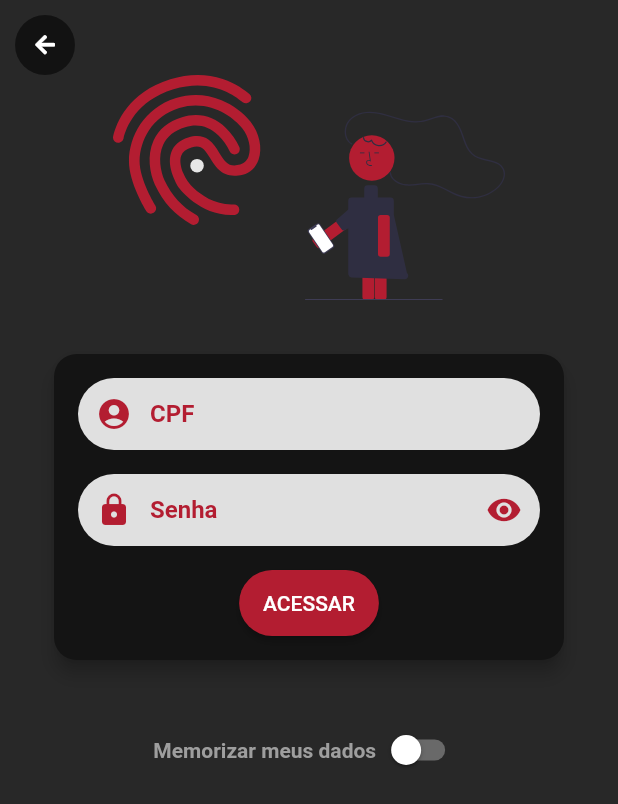
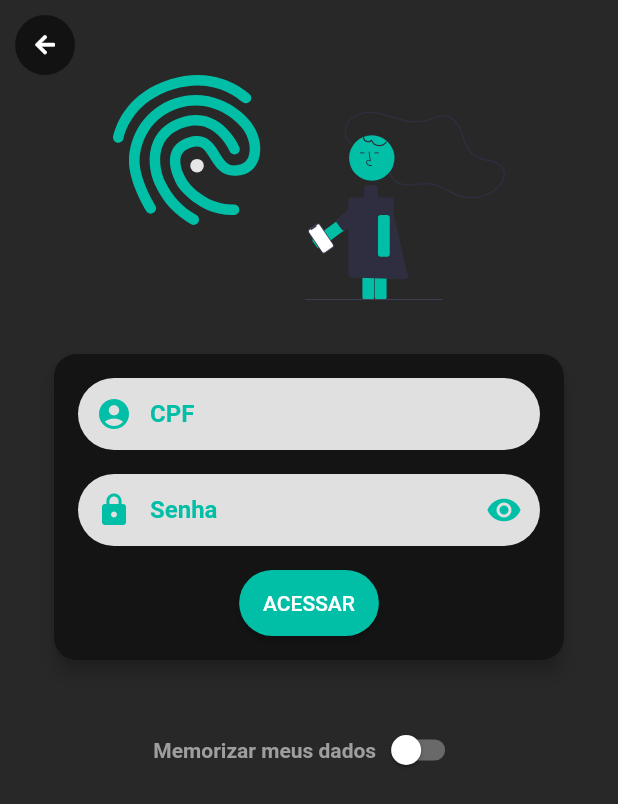
Before and after one commit to rudineizilio/BuscaBus-app, a Flutter app: the screen it shows after launch, in the side drawer, after a tap on "Motorista", on a phone screen of 412 x 824 dp. Shown: the top 804 px of the screen. Run offline on Flutter 3.47's test engine with Material 2 defaults, Android fonts, the phone set to English and light mode, and no system bars; our stand-ins replace cloud_firestore, firebase_core, flutter_mobx, flutter_svg, font_awesome_flutter, geolocator and 3 more; accounts and stored records are empty; generated files the repository leaves out were written again; statements that could not run were skipped.

Commit message:
Altera cores e imagens

```diff
--- a/lib/main.dart
+++ b/lib/main.dart
@@ -35,15 +35,15 @@ class MyApp extends StatelessWidget {
         brightness: Brightness.dark,
         primaryColor: Color.fromRGBO(20, 20, 20, 1),
         backgroundColor: Color.fromRGBO(40, 40, 40, 1),
-        accentColor: Color.fromRGBO(179, 29, 49, 1),
+        accentColor: Color.fromRGBO(0, 191, 166, 1),
         scaffoldBackgroundColor: Color.fromRGBO(20, 20, 20, 1),
         visualDensity: VisualDensity.adaptivePlatformDensity,
-        dividerColor: Color.fromRGBO(108, 99, 255, 1),
+        dividerColor: Color.fromRGBO(0, 191, 166, 1),
         appBarTheme: AppBarTheme(
           color: Color.fromRGBO(20, 20, 20, 1),
           elevation: 3,
           iconTheme: IconThemeData(
-            color: Color.fromRGBO(179, 29, 49, 1),
+            color: Color.fromRGBO(0, 191, 166, 1),
           ),
           textTheme: TextTheme(
             title: TextStyle(
```
Also changed, not shown: lib/assets/images/login.svg, lib/assets/images/people_location.svg.
